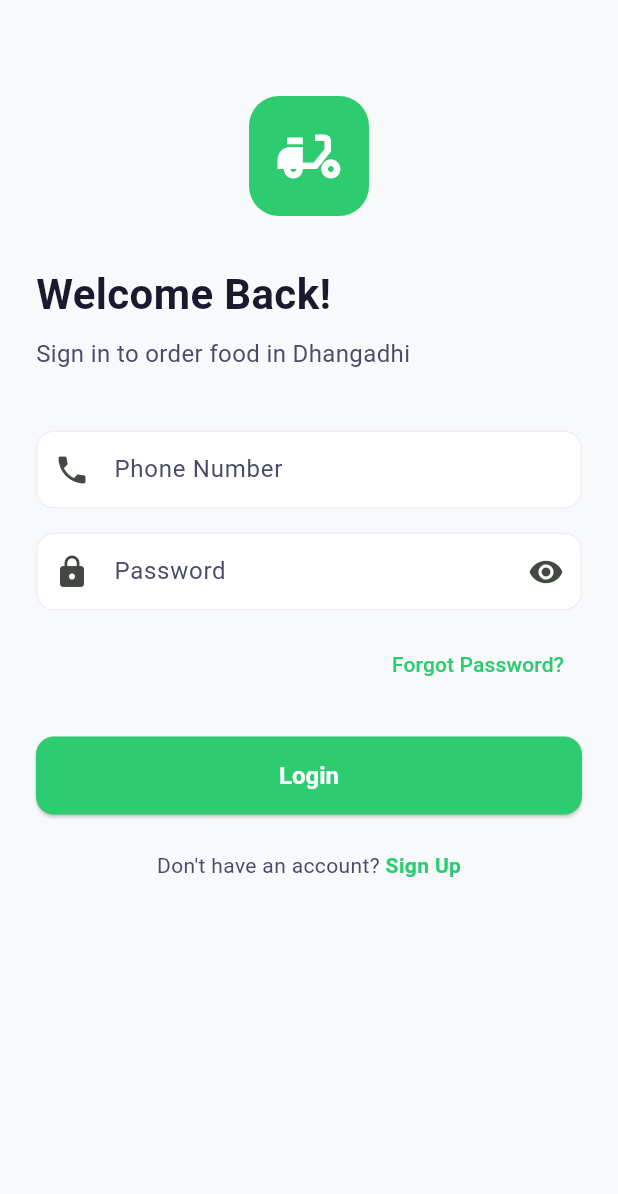
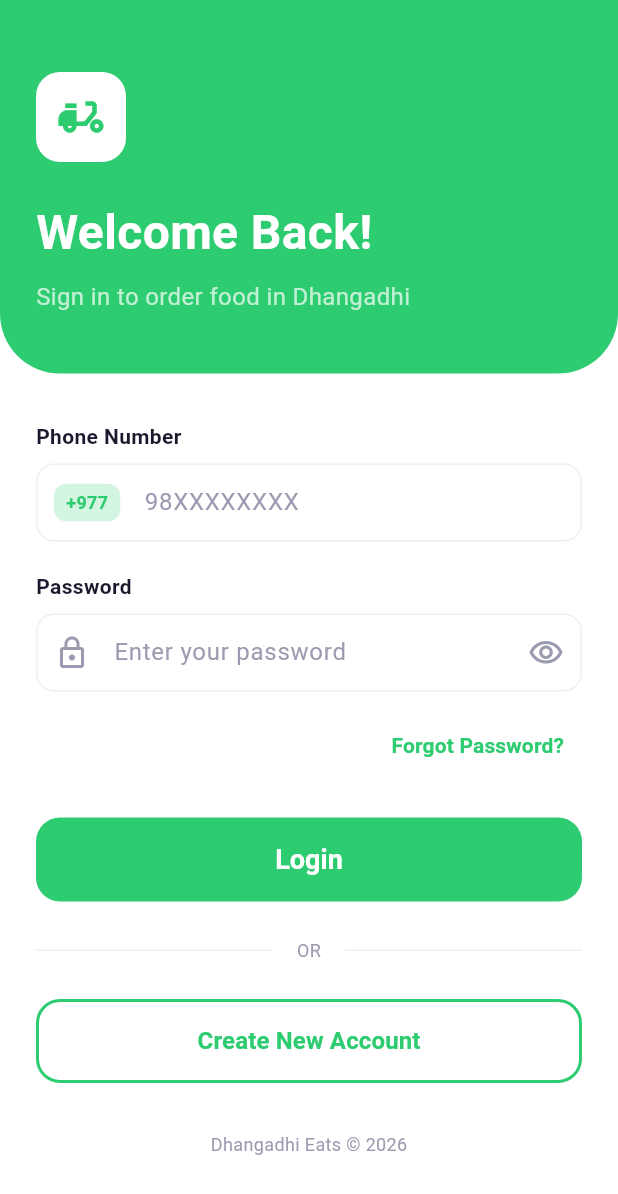
Before and after one commit to alokpadal45-gif/DhangadhiEats, a Flutter app: the screen it shows after launch, on a phone screen of 412 x 824 dp. Shown: the top 1194 px of the screen. Run offline on Flutter 3.47's test engine with Material 3 defaults, Android fonts, the phone set to English and light mode, and no system bars; our stand-ins replace shared_preferences; accounts and stored records are empty.

```diff
--- a/lib/screens/auth/login_screen.dart
+++ b/lib/screens/auth/login_screen.dart
@@ -1,7 +1,6 @@
 import 'package:flutter/material.dart';
 import 'package:provider/provider.dart';
 import '../../core/constants/app_colors.dart';
-import '../../core/constants/app_strings.dart';
 import '../../data/providers/auth_provider.dart';
 import '../customer/home_screen.dart';
 import 'register_screen.dart';
@@ -38,44 +37,58 @@
         context,
         MaterialPageRoute(builder: (_) => const HomeScreen()),
       );
+    } else if (mounted) {
+      ScaffoldMessenger.of(context).showSnackBar(
+        SnackBar(
+          content: Text(auth.error ?? 'Login failed'),
+          backgroundColor: AppColors.error,
+        ),
+      );
     }
   }
 
   @override
   Widget build(BuildContext context) {
     return Scaffold(
-      backgroundColor: AppColors.background,
+      backgroundColor: AppColors.white,
       body: SafeArea(
         child: SingleChildScrollView(
-          padding: const EdgeInsets.all(24),
-          child: Form(
-            key: _formKey,
+          child: Column(
+            children: [
+              // Top Green Section
+              Container(
+                width: double.infinity,
+                padding: const EdgeInsets.fromLTRB(24, 48, 24, 40),
+                decoration: const BoxDecoration(
+                  color: AppColors.primary,
+                  borderRadius: BorderRadius.only(
+                    bottomLeft: Radius.circular(40),
+                    bottomRight: Radius.circular(40),
+                  ),
+                ),
                 child: Column(
                   crossAxisAlignment: CrossAxisAlignment.start,
                   children: [
-                const SizedBox(height: 40),
-                Center(
-                  child: Container(
-                    width: 80,
-                    height: 80,
+                    Container(
+                      width: 60,
+                      height: 60,
                       decoration: BoxDecoration(
-                      color: AppColors.primary,
-                      borderRadius: BorderRadius.circular(20),
+                        color: Colors.white,
+                        borderRadius: BorderRadius.circular(16),
                       ),
                       child: const Icon(
                         Icons.delivery_dining,
-                      size: 50,
-                      color: AppColors.white,
+                        color: AppColors.primary,
+                        size: 36,
                       ),
                     ),
-                ),
-                const SizedBox(height: 32),
+                    const SizedBox(height: 24),
                     const Text(
                       'Welcome Back!',
                       style: TextStyle(
-                    fontSize: 28,
+                        fontSize: 32,
                         fontWeight: FontWeight.bold,
-                    color: AppColors.textDark,
+                        color: Colors.white,
                       ),
                     ),
                     const SizedBox(height: 8),
@@ -83,17 +96,46 @@
                       'Sign in to order food in Dhangadhi',
                       style: TextStyle(
                         fontSize: 16,
-                    color: AppColors.textMedium,
+                        color: Colors.white70,
                       ),
                     ),
-                const SizedBox(height: 40),
+                  ],
+                ),
+              ),
+
+              // Form Section
+              Padding(
+                padding: const EdgeInsets.all(24),
+                child: Form(
+                  key: _formKey,
+                  child: Column(
+                    crossAxisAlignment: CrossAxisAlignment.start,
+                    children: [
+                      const SizedBox(height: 8),
+                      const Text(
+                        'Phone Number',
+                        style: TextStyle(
+                          fontSize: 14,
+                          fontWeight: FontWeight.w600,
+                          color: AppColors.textDark,
+                        ),
+                      ),
+                      const SizedBox(height: 8),
                       TextFormField(
                         controller: _phoneController,
                         keyboardType: TextInputType.phone,
-                  decoration: const InputDecoration(
-                    labelText: 'Phone Number',
-                    prefixIcon: Icon(Icons.phone),
+                        style: const TextStyle(fontSize: 16, color: AppColors.textDark),
+                        decoration: InputDecoration(
                           hintText: '98XXXXXXXX',
+                          prefixIcon: Container(
+                            margin: const EdgeInsets.all(12),
+                            padding: const EdgeInsets.symmetric(horizontal: 8, vertical: 4),
+                            decoration: BoxDecoration(
+                              color: AppColors.primaryLight,
+                              borderRadius: BorderRadius.circular(8),
+                            ),
+                            child: const Text('+977', style: TextStyle(color: AppColors.primary, fontWeight: FontWeight.bold, fontSize: 12)),
+                          ),
                         ),
                         validator: (v) {
                           if (v == null || v.isEmpty) return 'Enter phone number';
@@ -101,24 +143,29 @@
                           return null;
                         },
                       ),
-                const SizedBox(height: 16),
+                      const SizedBox(height: 20),
+                      const Text(
+                        'Password',
+                        style: TextStyle(
+                          fontSize: 14,
+                          fontWeight: FontWeight.w600,
+                          color: AppColors.textDark,
+                        ),
+                      ),
+                      const SizedBox(height: 8),
                       TextFormField(
                         controller: _passwordController,
                         obscureText: _obscurePassword,
+                        style: const TextStyle(fontSize: 16, color: AppColors.textDark),
                         decoration: InputDecoration(
-                    labelText: AppStrings.password,
-                    prefixIcon: const Icon(Icons.lock),
+                          hintText: 'Enter your password',
+                          prefixIcon: const Icon(Icons.lock_outline, color: AppColors.textLight),
                           suffixIcon: IconButton(
                             icon: Icon(
-                        _obscurePassword
-                            ? Icons.visibility
-                            : Icons.visibility_off,
+                              _obscurePassword ? Icons.visibility_outlined : Icons.visibility_off_outlined,
+                              color: AppColors.textLight,
                             ),
-                      onPressed: () {
-                        setState(() {
-                          _obscurePassword = !_obscurePassword;
-                        });
-                      },
+                            onPressed: () => setState(() => _obscurePassword = !_obscurePassword),
                           ),
                         ),
                         validator: (v) {
@@ -132,52 +179,67 @@
                         alignment: Alignment.centerRight,
                         child: TextButton(
                           onPressed: () {},
-                    child: const Text(
-                      'Forgot Password?',
-                      style: TextStyle(color: AppColors.primary),
-                    ),
+                          child: const Text('Forgot Password?', style: TextStyle(color: AppColors.primary, fontWeight: FontWeight.w600)),
                         ),
                       ),
                       const SizedBox(height: 24),
                       Consumer<AuthProvider>(
                         builder: (context, auth, _) {
-                    return ElevatedButton(
+                          return SizedBox(
+                            width: double.infinity,
+                            height: 56,
+                            child: ElevatedButton(
                               onPressed: auth.isLoading ? null : _login,
+                              style: ElevatedButton.styleFrom(
+                                backgroundColor: AppColors.primary,
+                                shape: RoundedRectangleBorder(borderRadius: BorderRadius.circular(16)),
+                                elevation: 0,
+                              ),
                               child: auth.isLoading
                                   ? const CircularProgressIndicator(color: Colors.white)
-                          : const Text('Login'),
+                                  : const Text('Login', style: TextStyle(fontSize: 18, fontWeight: FontWeight.bold, color: Colors.white)),
+                            ),
                           );
                         },
                       ),
                       const SizedBox(height: 24),
+                      // Divider
                       Row(
-                  mainAxisAlignment: MainAxisAlignment.center,
                         children: [
-                    const Text(
-                      "Don't have an account? ",
-                      style: TextStyle(color: AppColors.textMedium),
+                          const Expanded(child: Divider(color: AppColors.border)),
+                          const Padding(
+                            padding: EdgeInsets.symmetric(horizontal: 16),
+                            child: Text('OR', style: TextStyle(color: AppColors.textLight, fontSize: 12)),
                           ),
-                    GestureDetector(
-                      onTap: () {
-                        Navigator.push(
-                          context,
-                          MaterialPageRoute(
-                            builder: (_) => const RegisterScreen(),
+                          const Expanded(child: Divider(color: AppColors.border)),
+                        ],
                       ),
-                        );
-                      },
-                      child: const Text(
-                        'Sign Up',
-                        style: TextStyle(
-                          color: AppColors.primary,
-                          fontWeight: FontWeight.bold,
+                      const SizedBox(height: 24),
+                      // Register Button
+                      SizedBox(
+                        width: double.infinity,
+                        height: 56,
+                        child: OutlinedButton(
+                          onPressed: () => Navigator.push(context, MaterialPageRoute(builder: (_) => const RegisterScreen())),
+                          style: OutlinedButton.styleFrom(
+                            side: const BorderSide(color: AppColors.primary, width: 2),
+                            shape: RoundedRectangleBorder(borderRadius: BorderRadius.circular(16)),
+                          ),
+                          child: const Text('Create New Account', style: TextStyle(fontSize: 16, fontWeight: FontWeight.bold, color: AppColors.primary)),
+                        ),
+                      ),
+                      const SizedBox(height: 32),
+                      Center(
+                        child: Text(
+                          'Dhangadhi Eats © 2026',
+                          style: TextStyle(fontSize: 12, color: AppColors.textLight),
+                        ),
+                      ),
+                    ],
                   ),
                 ),
               ),
             ],
-                ),
-              ],
-            ),
           ),
         ),
       ),
```
Also changed, not shown: lib/data/providers/restaurant_provider.dart (+72 -13 lines). Lines whose indentation alone changed are shown as unchanged.
